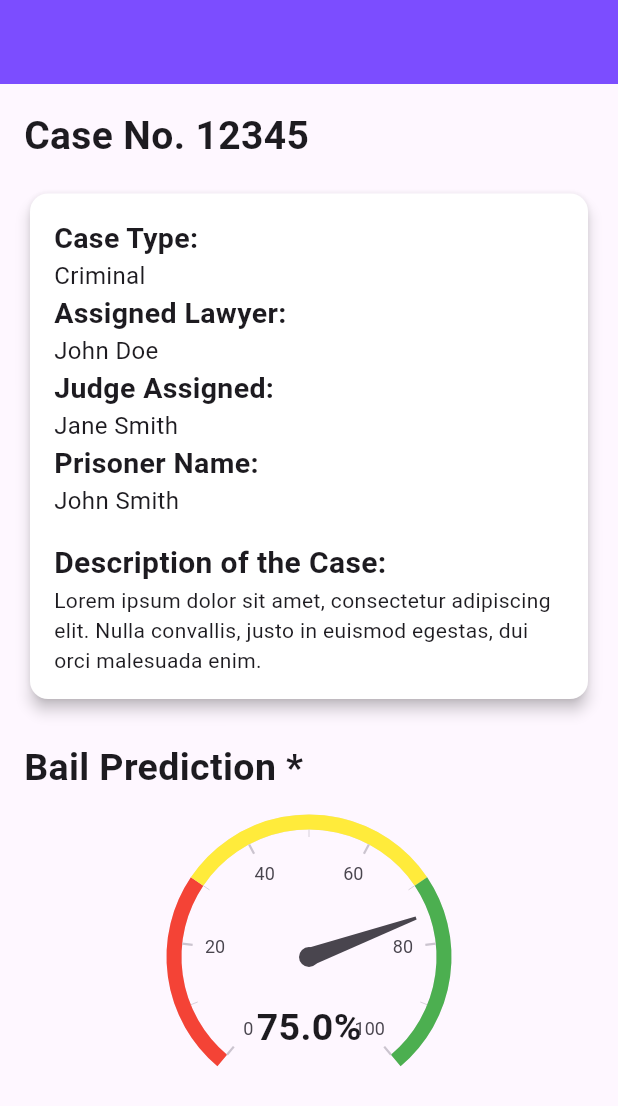
After one commit to kavyaaa-1/sih, a Flutter app: the CaseInfoDashboard screen opened directly, on a phone screen of 412 x 824 dp. The commit adds this screen. Shown: the top 1106 px of the screen. Run offline on Flutter 3.47's test engine with Material 2 defaults, Android fonts, the phone set to English and light mode, and no system bars; drawn by our look-alikes of syncfusion_flutter_gauges; missing offline and left inert: mongo_dart.

Commit message:
connecting db to login pg and adding dashboard pg

```diff
--- /dev/null
+++ b/lib/screens/case_dashboard.dart
@@ -0,0 +1,255 @@
+import 'package:flutter/material.dart';
+import 'package:syncfusion_flutter_gauges/gauges.dart';
+
+void main() => runApp(MyApp());
+
+class CaseInfo {
+  final String caseNo;
+  final String caseType;
+  final String lawyerAssigned;
+  final String judgeAssigned;
+  final String prisonerName;
+  final String caseDescription;
+
+  CaseInfo({
+    required this.caseNo,
+    required this.caseType,
+    required this.lawyerAssigned,
+    required this.judgeAssigned,
+    required this.prisonerName,
+    required this.caseDescription,
+  });
+}
+
+Future<CaseInfo> fetchCaseInfoFromDatabase(String caseId) async {
+  // Simulate fetching data from a database based on the caseId
+  // Replace this with actual database query logic
+  await Future.delayed(Duration(seconds: 1));
+  return CaseInfo(
+    caseNo: '12345',
+    caseType: 'Criminal',
+    lawyerAssigned: 'John Doe',
+    judgeAssigned: 'Jane Smith',
+    prisonerName: 'John Smith',
+    caseDescription:
+    'Lorem ipsum dolor sit amet, consectetur adipiscing elit. Nulla convallis, justo in euismod egestas, dui orci malesuada enim.',
+  );
+}
+
+class MyApp extends StatelessWidget {
+  @override
+  Widget build(BuildContext context) {
+    return MaterialApp(
+      home: CaseInfoDashboard(),
+    );
+  }
+}
+
+class CaseInfoDashboard extends StatefulWidget {
+  @override
+  _CaseInfoDashboardState createState() => _CaseInfoDashboardState();
+}
+
+class _CaseInfoDashboardState extends State<CaseInfoDashboard> {
+  String caseId = 'your_initial_case_id'; // Replace with your initial case ID
+  CaseInfo? caseInfo;
+
+  void loadCaseInfo() async {
+    final fetchedCaseInfo = await fetchCaseInfoFromDatabase(caseId);
+    setState(() {
+      caseInfo = fetchedCaseInfo;
+    });
+  }
+
+  @override
+  void initState() {
+    super.initState();
+    loadCaseInfo();
+  }
+
+  @override
+  Widget build(BuildContext context) {
+    return Scaffold(
+      appBar: AppBar(
+        backgroundColor: Colors.deepPurpleAccent,
+      ),
+      body:
+      Padding(
+
+        padding: const EdgeInsets.all(16.0),
+        child: Column(
+
+          crossAxisAlignment: CrossAxisAlignment.start,
+          children: [
+            Text(
+              'Case No. ${caseInfo?.caseNo ?? 'Loading...'}',
+              style: TextStyle(
+                fontSize: 26,
+                fontWeight: FontWeight.bold,
+              ),
+            ),
+            SizedBox(height: 16),
+            Card(
+              color: Colors.white,
+              elevation: 4,
+              child: Padding(
+                padding: const EdgeInsets.all(16.0),
+                child: Column(
+                  crossAxisAlignment: CrossAxisAlignment.start,
+                  children: [
+                    Text(
+                      'Case Type:',
+                      style: TextStyle(
+                        fontSize: 19,
+                        fontWeight: FontWeight.bold,
+                      ),
+                    ),
+                    Text(
+                      '${caseInfo?.caseType ?? 'Loading...'}',
+                      style: TextStyle(
+                        fontSize: 16,
+                      ),
+                    ),
+                    Text(
+                      'Assigned Lawyer:',
+                      style: TextStyle(
+                        fontSize: 19,
+                        fontWeight: FontWeight.bold,
+                      ),
+                    ),
+                    Text(
+                      '${caseInfo?.lawyerAssigned ?? 'Loading...'}',
+                      style: TextStyle(
+                        fontSize: 16,
+                      ),
+                    ),
+                    Text(
+                      'Judge Assigned:',
+                      style: TextStyle(
+                        fontSize: 19,
+                        fontWeight: FontWeight.bold,
+                      ),
+                    ),
+                    Text(
+                      '${caseInfo?.judgeAssigned ?? 'Loading...'}',
+                      style: TextStyle(
+                        fontSize: 16,
+                      ),
+                    ),
+                    Text(
+                      'Prisoner Name:',
+                      style: TextStyle(
+                        fontSize: 19,
+                        fontWeight: FontWeight.bold,
+                      ),
+                    ),
+                    Text(
+                      '${caseInfo?.prisonerName ?? 'Loading...'}',
+                      style: TextStyle(
+                        fontSize: 16,
+                      ),
+                    ),
+                    SizedBox(height: 16),
+                    Text(
+                      'Description of the Case:',
+                      style: TextStyle(
+                        fontWeight: FontWeight.bold,
+                        fontSize: 20,
+                      ),
+                    ),
+                    Text(caseInfo?.caseDescription ?? 'Loading...'),
+                  ],
+                ),
+              ),
+            ),
+            SizedBox(height: 24), // Add spacing
+            Text(
+              'Bail Prediction * ',
+              style: TextStyle(
+                fontSize: 25,
+                fontWeight: FontWeight.bold,
+              ),
+            ),
+            SizedBox(height: 8), // Add spacing
+            Container(
+              height: 200, // Adjust the height as needed
+              child: SpeedometerChart(
+                value: 75,
+              ),
+            ),
+          ],
+        ),
+      ),
+    );
+  }
+}
+
+class SpeedometerChart extends StatelessWidget {
+  final double value;
+
+  SpeedometerChart({required this.value});
+
+  @override
+  Widget build(BuildContext context) {
+    return SfRadialGauge(
+      axes: <RadialAxis>[
+        RadialAxis(
+          minimum: 0,
+          maximum: 100,
+          ranges: <GaugeRange>[
+            GaugeRange(
+              startValue: 0,
+              endValue: 30,
+              color: Colors.red, // Customize the color
+              startWidth: 10,
+              endWidth: 10,
+            ),
+            GaugeRange(
+              startValue: 30,
+              endValue: 70,
+              color: Colors.yellow, // Customize the color
+              startWidth: 10,
+              endWidth: 10,
+            ),
+            GaugeRange(
+              startValue: 70,
+              endValue: 100,
+              color: Colors.green, // Customize the color
+              startWidth: 10,
+              endWidth: 10,
+            ),
+          ],
+          pointers: <GaugePointer>[
+            NeedlePointer(
+              value: value,
+              enableAnimation: true,
+              animationType: AnimationType.ease,
+              animationDuration: 1000,
+              needleStartWidth: 1,
+              needleEndWidth: 6,
+              needleLength: 0.8,
+              knobStyle: KnobStyle(
+                knobRadius: 0.07,
+              ),
+            ),
+          ],
+          annotations: <GaugeAnnotation>[
+            GaugeAnnotation(
+              widget: Container(
+                child: Text(
+                  '$value%',
+                  style: TextStyle(
+                    fontSize: 25,
+                    fontWeight: FontWeight.bold,
+                  ),
+                ),
+              ),
+              angle: 90,
+              positionFactor: 0.5,
+            ),
+          ],
+        ),
+      ],
+    );
+  }
+}
--- a/lib/screens/family_login_page.dart
+++ b/lib/screens/family_login_page.dart
@@ -1,5 +1,11 @@
+//import 'dart:js';
 import 'package:flutter/material.dart';
 import 'package:sih_project/screens/family_homepg.dart';
+import 'package:mongo_dart/mongo_dart.dart' as mongo_dart;
+import 'package:sih_project/screens/case_dashboard.dart';
+import 'package:sih_project/dbHelper/mongodb.dart';
+import '../dbHelper/constant.dart';
+
 
 class FamilyLogInPage extends StatefulWidget {
   @override
@@ -20,7 +26,7 @@ class _FamilyLogInPageState extends State<FamilyLogInPage> {
 
   void _updateLoginButtonState() {
     setState(() {
-      // Enable the login button if phone number is 10 digits and other fields are not empty
+      // Enable the login button if phone number is 10 digits and password is not empty
       isLoginButtonEnabled = _isTenDigitNumber(_phoneNumberController.text) &&
           _passwordController.text.isNotEmpty;
     });
@@ -33,14 +39,85 @@ class _FamilyLogInPageState extends State<FamilyLogInPage> {
     return int.tryParse(text) != null && text.length == 10;
   }
 
+  // Function to verify user credentials
+  Future<bool> _verifyCredentials(String phoneNumber, String password) async {
+    // MongoDB connection setup
+    final db = await mongo_dart.Db.create(MONGO_CONN_URL); // Replace with your MongoDB URL
+    await db.open();
+
+    final collection = await db.collection(USER_COLLECTION);
+
+    // Query for admin with matching phone_no and password
+    final query = mongo_dart.where
+        .eq('phone', phoneNumber)
+        .eq('pswd', password);
+
+    final admins = await collection.find(query).toList();
+
+    // Close the MongoDB connection
+    await db.close();
+
+    // Return true if valid credentials, false otherwise
+    return admins.isNotEmpty;
+  }
+
+  void _performLogin() async {
+    final phoneNumber = _phoneNumberController.text;
+    final password = _passwordController.text;
+
+    // Verify user credentials
+    final isValidCredentials = await _verifyCredentials(phoneNumber, password);
+
+    if (isValidCredentials) {
+      // Successful login
+      showDialog(
+        context: context,
+        builder: (BuildContext context) => AlertDialog(
+          title: const Text('Login'),
+          content: const Text('Login successful'),
+          actions: <Widget>[
+            TextButton(
+              onPressed: () {
+                Navigator.pop(context); // Close the dialog
+                // Navigate to the main dashboard or another page as needed
+                Navigator.push(
+                  context,
+                  MaterialPageRoute(builder: (context) => FamilyHomePage()),
+                );
+              },
+              child: const Text('OK'),
+            ),
+          ],
+        ),
+      );
+    } else {
+      // Invalid credentials
+      showDialog(
+        context: context,
+        builder: (BuildContext context) => AlertDialog(
+          title: const Text('Login'),
+          content: const Text('Invalid credentials'),
+          actions: <Widget>[
+            TextButton(
+              onPressed: () => Navigator.pop(context),
+              child: const Text('OK'),
+            ),
+          ],
+        ),
+      );
+    }
+  }
+
   @override
   Widget build(BuildContext context) {
     return Scaffold(
       appBar: AppBar(
-        title: Text('Log In',
+        title: Text(
+          'Log In',
           style: TextStyle(
             fontWeight: FontWeight.bold,
-            )),
+          ),
+        ),
         backgroundColor: Colors.deepPurple,
         foregroundColor: Colors.white,
       ),
@@ -53,29 +130,27 @@ class _FamilyLogInPageState extends State<FamilyLogInPage> {
               Text(
                 'Enter Details', // Added label "Enter Details"
                 style: TextStyle(
-                  fontSize: 25,
+                  fontSize: 26,
                   fontWeight: FontWeight.bold,
                 ),
               ),
-              SizedBox(height: 20),
+              SizedBox(height: 50),
               _buildTextField(
-                  _phoneNumberController, 'Phone Number', TextInputType.phone),
+                _phoneNumberController,
+                'Phone Number',
+                TextInputType.phone,
+              ),
               SizedBox(height: 10),
               _buildTextField(
-                  _passwordController, 'Password', TextInputType.text,
-                  isPassword: true),
-              SizedBox(height: 20),
+                _passwordController,
+                'Password',
+                TextInputType.text,
+                isPassword: true,
+              ),
+              SizedBox(height: 40),
               ElevatedButton(
-                onPressed: isLoginButtonEnabled
-                    ? () {
-                        Navigator.push(
-                          context,
-                          MaterialPageRoute(
-                            builder: (context) => FamilyHomePage(),
-                          ),
-                        );
-                      }
-                    : null,
+
+                onPressed: isLoginButtonEnabled ? _performLogin : null,
                 style: ElevatedButton.styleFrom(
                   primary:
                   isLoginButtonEnabled ? Colors.deepPurple : Colors.grey,
--- a/pubspec.yaml
+++ b/pubspec.yaml
@@ -40,6 +40,8 @@ dependencies:
 dev_dependencies:
   flutter_test:
     sdk: flutter
+  fl_chart: ^0.41.0
+  syncfusion_flutter_gauges: ^20.3.30
 
   # The "flutter_lints" package below contains a set of recommended lints to
   # encourage good coding practices. The lint set provided by the package is
```
Also changed, not shown: lib/main.dart (+8 -1 lines), pubspec.lock. Lines whose indentation alone changed are shown as unchanged.
